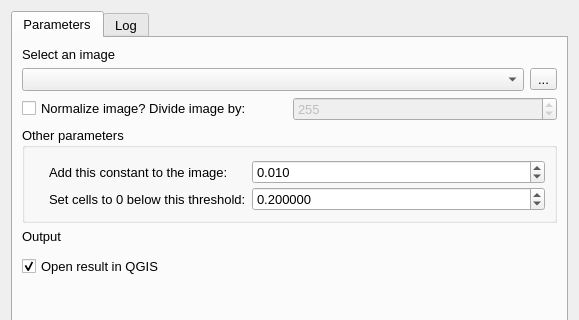
umfieldrobotics/ShipwreckFinderQGISPlugin, file qgisplugin/interfaces/my_gui.ui: the form before one commit; both pictures show x 0 to 579 and y 0 to 320 of the 579 by 464 pixel window.
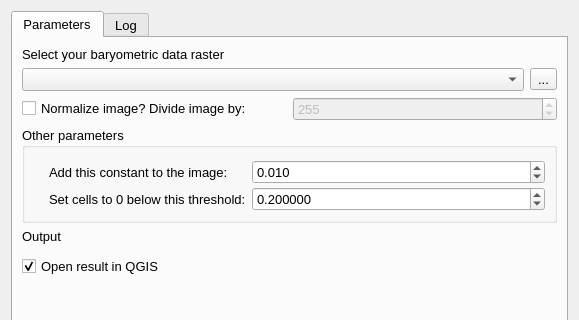
The form after the commit. Icons and pictures are not drawn. Custom widgets are drawn as their Qt base class.

Commit message: Basic structure and GUI working

What changed in the file:
```diff
--- a/qgisplugin/interfaces/my_gui.ui
+++ b/qgisplugin/interfaces/my_gui.ui
@@ -114,7 +114,7 @@
               </font>
              </property>
              <property name="text">
-              <string>Select an image</string>
+              <string>Select your baryometric data raster</string>
              </property>
             </widget>
            </item>
```
The commit also changes 5 other files.
